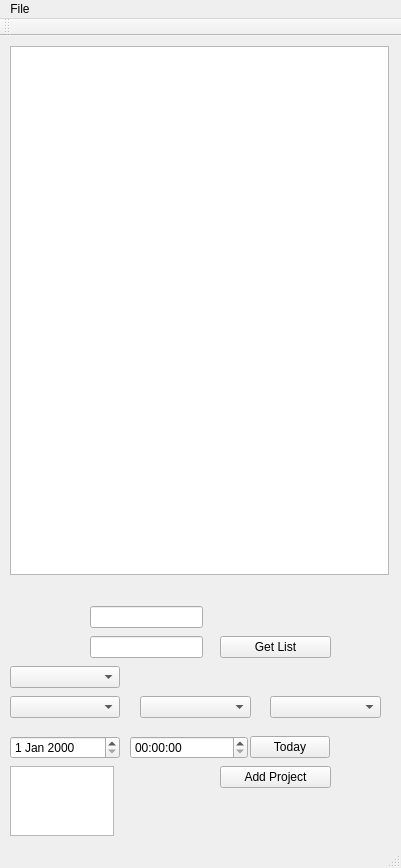
Old version of the form mainwindow.ui in the repository ilukic11/ViaTimeCounter.
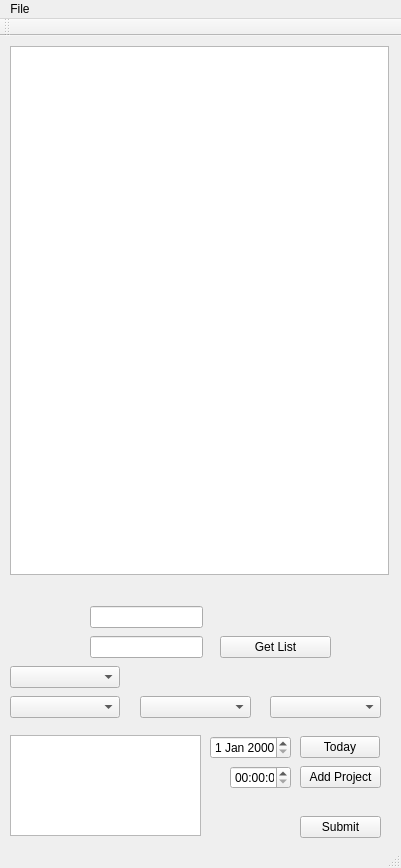
New version of the form.

```diff
--- a/mainwindow.ui
+++ b/mainwindow.ui
@@ -33,18 +33,18 @@
     <property name="geometry">
      <rect>
       <x>10</x>
-      <y>730</y>
-      <width>104</width>
-      <height>70</height>
+      <y>699</y>
+      <width>191</width>
+      <height>101</height>
      </rect>
     </property>
    </widget>
    <widget class="QTimeEdit" name="timeEdit">
     <property name="geometry">
      <rect>
-      <x>130</x>
-      <y>700</y>
-      <width>118</width>
+      <x>230</x>
+      <y>730</y>
+      <width>61</width>
       <height>23</height>
      </rect>
     </property>
@@ -52,9 +52,9 @@
    <widget class="QDateEdit" name="dateEdit">
     <property name="geometry">
      <rect>
-      <x>10</x>
+      <x>210</x>
       <y>700</y>
-      <width>110</width>
+      <width>81</width>
       <height>23</height>
      </rect>
     </property>
@@ -93,9 +93,9 @@
    <widget class="QPushButton" name="pushButton">
     <property name="geometry">
      <rect>
-      <x>220</x>
+      <x>300</x>
       <y>730</y>
-      <width>111</width>
+      <width>81</width>
       <height>22</height>
      </rect>
     </property>
@@ -106,7 +106,7 @@
    <widget class="QPushButton" name="pushButton_2">
     <property name="geometry">
      <rect>
-      <x>250</x>
+      <x>300</x>
       <y>700</y>
       <width>80</width>
       <height>22</height>
@@ -245,6 +245,19 @@
      <string>Get List</string>
     </property>
    </widget>
+   <widget class="QPushButton" name="m_pbSubmit">
+    <property name="geometry">
+     <rect>
+      <x>300</x>
+      <y>780</y>
+      <width>81</width>
+      <height>22</height>
+     </rect>
+    </property>
+    <property name="text">
+     <string>Submit</string>
+    </property>
+   </widget>
   </widget>
   <widget class="QMenuBar" name="menuBar">
    <property name="geometry">
```
Left out of the diff: 4 changed lines with no effect on the pictures.
